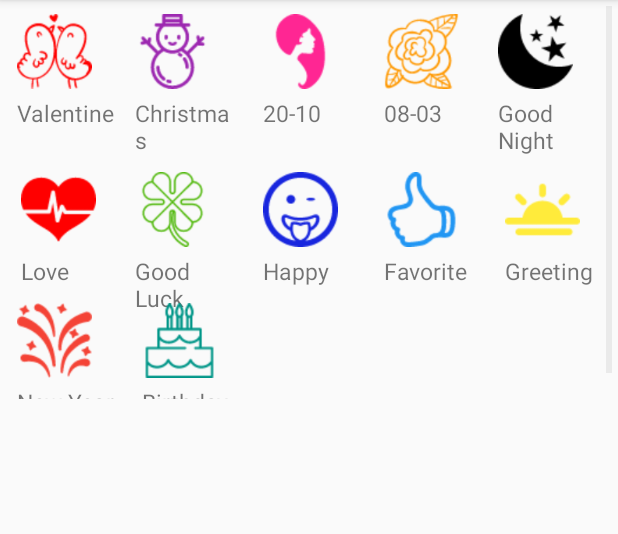
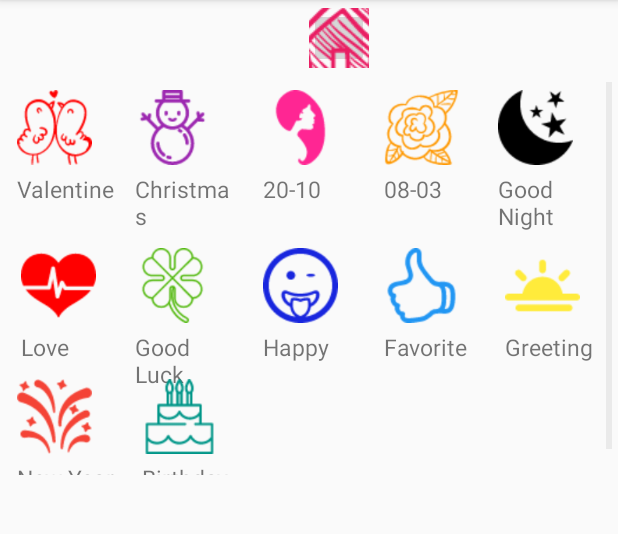
Before and after one commit to DuongThuyUIT/SMSKute, an Android app: the ListTopic screen opened directly, with no data from a screen before it, on a phone screen of 412 x 824 dp, the part 84-618 px from its top. Run offline under Robolectric (Android 15) with nearby library versions, the phone set to English and light mode, and no system bars.

Commit message:
Duong_commit_home

```diff
--- a/app/src/main/AndroidManifest.xml
+++ b/app/src/main/AndroidManifest.xml
@@ -35,6 +35,12 @@
             </intent-filter>
         </activity>
 
+        <!--<activity-->
+            <!--android:name=".DetailSMS"-->
+            <!--android:label="SMSKute"-->
+            <!--android:parentActivityName="com.duongtran.smskute.MainActivity" >-->
+        <!--</activity>-->
+
         <service
             android:name=".PlaySongService"
             android:enabled="true"
--- a/app/src/main/java/com/duongtran/smskute/ListTopic.java
+++ b/app/src/main/java/com/duongtran/smskute/ListTopic.java
@@ -1,11 +1,10 @@
 package com.duongtran.smskute;
 
-import android.content.ClipData;
 import android.content.Intent;
 import android.graphics.Bitmap;
 import android.graphics.BitmapFactory;
+import android.os.Bundle;
 import android.support.v7.app.AppCompatActivity;
-import android.os.Bundle;
 import android.view.View;
 import android.widget.AdapterView;
 import android.widget.Button;
@@ -19,6 +18,7 @@ public class ListTopic extends AppCompatActivity {
 
     Button btnValentine  = null;
     Button btnFavorite  = null;
+    ImageButton imgbHome = null;
 
     GridView gridView;
     ArrayList<Item> gridArray = new ArrayList<Item>();
@@ -81,6 +81,13 @@ public class ListTopic extends AppCompatActivity {
 //
 //        btnFavorite=(Button) findViewById(R.id.btn_Favorite);
 //        btnFavorite.setOnClickListener(new eventTopic());
+
+        imgbHome=(ImageButton)findViewById(R.id.imghome);
+        imgbHome.setOnClickListener(new View.OnClickListener() {
+            public void onClick(View v) {
+                startActivity(new Intent(getApplicationContext(),MainActivity.class));
+            }
+        });
     }
 
 //    private class eventTopic implements View.OnClickListener
--- a/app/src/main/res/anim/rotate.xml
+++ b/app/src/main/res/anim/rotate.xml
@@ -1,7 +1,7 @@
 <?xml version="1.0" encoding="utf-8"?>
 <set xmlns:android="http://schemas.android.com/apk/res/android">
     <rotate
-        android:duration="8000"
+        android:duration="5000"
         android:fromDegrees="0"
         android:toDegrees="360"
         android:pivotX="50%"
--- a/app/src/main/res/layout/activity_list_topic.xml
+++ b/app/src/main/res/layout/activity_list_topic.xml
@@ -5,6 +5,22 @@
     android:orientation="vertical"
     android:weightSum="1">
 
+    <FrameLayout
+        android:layout_width="match_parent"
+        android:layout_height="wrap_content">
+
+        <ImageButton
+            android:layout_width="40dp"
+            android:layout_height="40dp"
+            android:layout_marginLeft="20dp"
+            android:id="@+id/imghome"
+            android:layout_gravity="center"
+            android:src="@drawable/home148"
+            android:layout_marginTop="5dp"
+            android:layout_marginBottom="5dp"
+            android:onClick="onBackPressed" />
+
+        </FrameLayout>
     <GridView
         android:id="@+id/gridView1"
         android:layout_width="fill_parent"
```
Also changed, not shown: app/src/main/java/com/duongtran/smskute/DetailSMS.java (+62 -33 lines), app/src/main/java/com/duongtran/smskute/MainActivity.java (+5 -2 lines), app/src/main/res/layout/activity_detail_sms.xml (+28 -2 lines), app/src/main/res/drawable/add20.png (added), app/src/main/res/drawable/home148.png (added).
